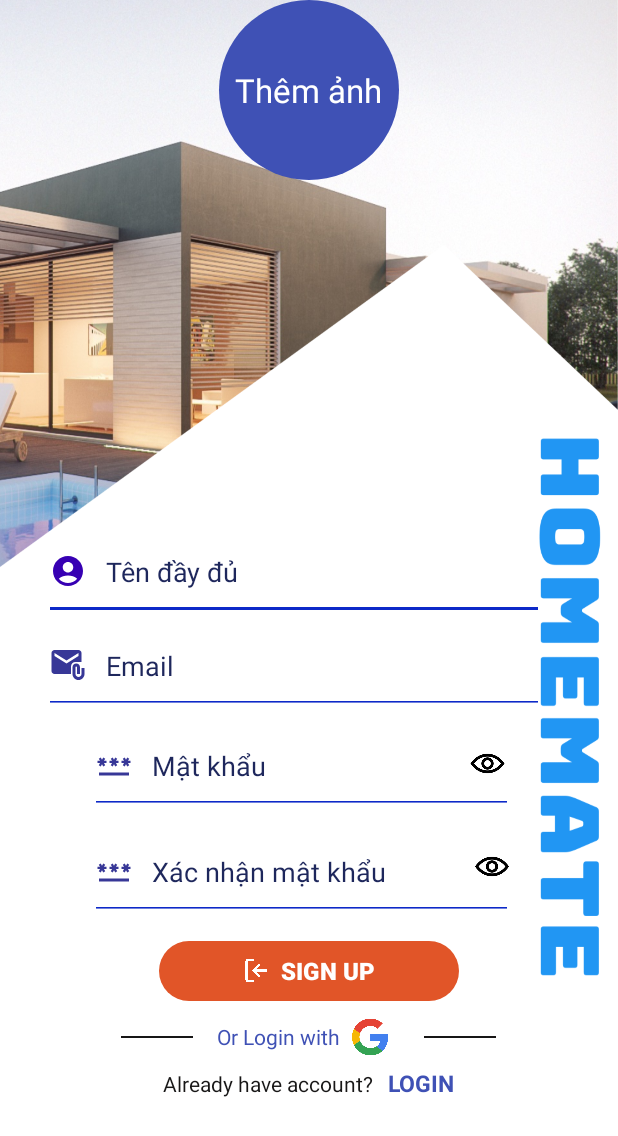
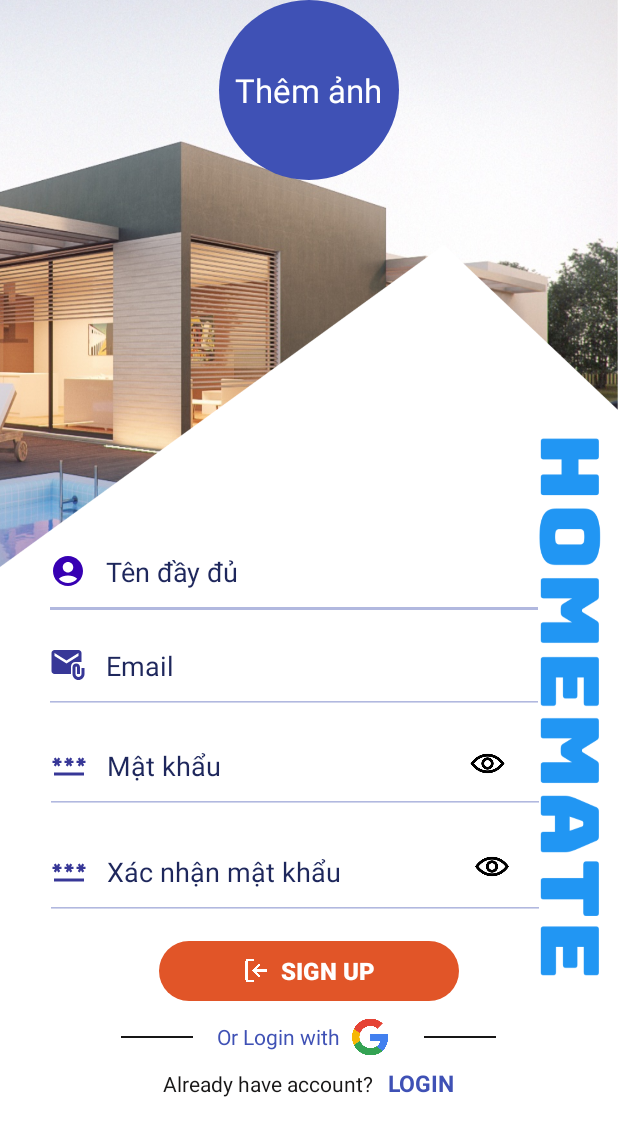
Before and after one commit to NagikoPokPok/Nha_Tro, an Android app: the SignUpActivity screen opened directly, with no data from a screen before it, on a phone screen of 412 x 824 dp. Shown: the top 1136 px of the screen. Run offline under Robolectric (Android 15) with nearby library versions, the phone set to English and light mode, and no system bars; our stand-ins replace Firebase (no records; nobody signed in at launch, a user with empty details on screens opened directly); plain views replace RoundedImageView; Roboto replaces fonts that are not available here.

Commit message:
chỉnh sign up

```diff
--- a/app/src/main/res/layout/activity_sign_up.xml
+++ b/app/src/main/res/layout/activity_sign_up.xml
@@ -69,7 +69,7 @@
             android:layout_marginStart="40dp"
             android:layout_marginTop="20dp"
             android:layout_marginEnd="50dp"
-            android:backgroundTint="#0D29C8"
+            android:backgroundTint="#B1B8DF"
             android:drawableLeft="@drawable/ic_account_blue"
             android:drawablePadding="13dp"
             android:hint="Tên đầy đủ"
@@ -86,7 +86,7 @@
                 android:layout_height="wrap_content"
                 android:layout_gravity="center"
                 android:layout_marginTop="8dp"
-                android:backgroundTint="#0D29C8"
+            android:backgroundTint="#B1B8DF"
                 android:drawableLeft="@drawable/ic_mail_blue"
                 android:drawablePadding="13dp"
                 android:hint="Email"
@@ -117,16 +117,16 @@
                 <EditText
                     android:id="@+id/edt_password"
                     android:layout_gravity="center"
-                    android:layout_width="match_parent"
+                    android:layout_width="333dp"
                     android:layout_height="wrap_content"
                     android:layout_marginTop="12dp"
-                    android:backgroundTint="#0D29C8"
+                    android:backgroundTint="#B1B8DF"
                     android:drawableLeft="@drawable/ic_pass_blue"
                     android:drawablePadding="13dp"
                     android:hint="Mật khẩu"
                     android:inputType="textPassword"
-                    android:layout_marginStart="40dp"
-                    android:layout_marginEnd="50dp"
+                    android:layout_marginStart="10dp"
+
                     android:paddingBottom="20dp"
                     android:textColor="@color/black"
                     android:textColorHint="#1E275C"
@@ -159,16 +159,15 @@
 
                 <EditText
                     android:id="@+id/edt_confirm_password"
-                    android:layout_width="match_parent"
+                    android:layout_width="333dp"
                     android:layout_height="wrap_content"
                     android:layout_marginTop="16dp"
-                    android:backgroundTint="#0D29C8"
+                    android:backgroundTint="#B1B8DF"
                     android:drawableLeft="@drawable/ic_pass_blue"
                     android:drawablePadding="13dp"
                     android:hint="Xác nhận mật khẩu"
                     android:inputType="textPassword"
-                    android:layout_marginStart="40dp"
-                    android:layout_marginEnd="50dp"
+                    android:layout_marginStart="10dp"
                     android:paddingBottom="20dp"
                     android:textColor="@color/black"
                     android:textColorHint="#1E275C"
```
